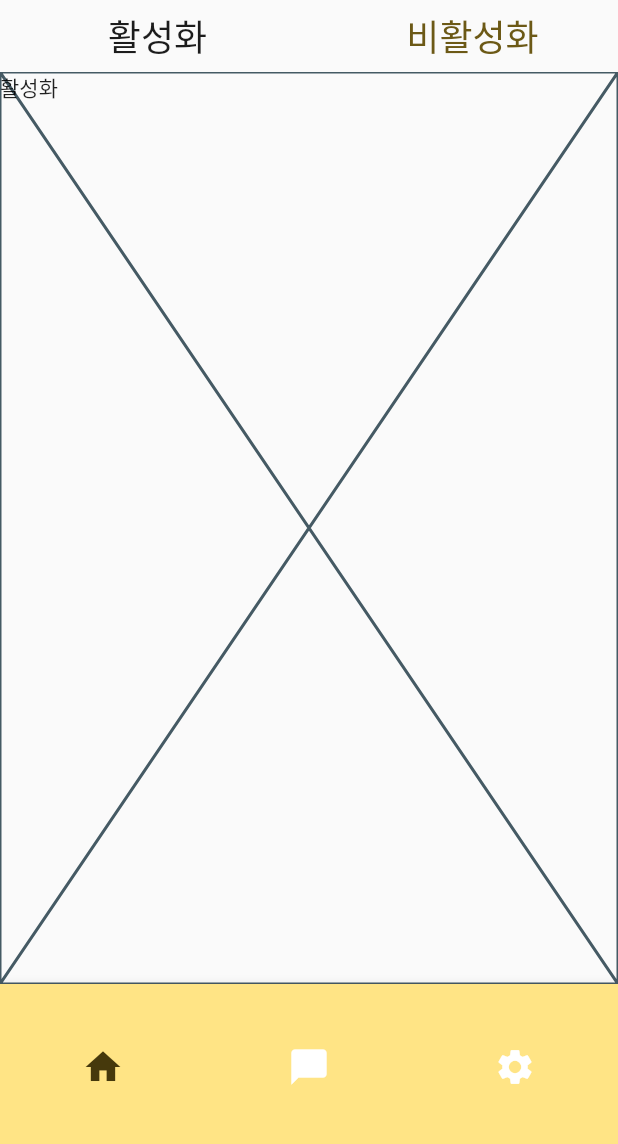
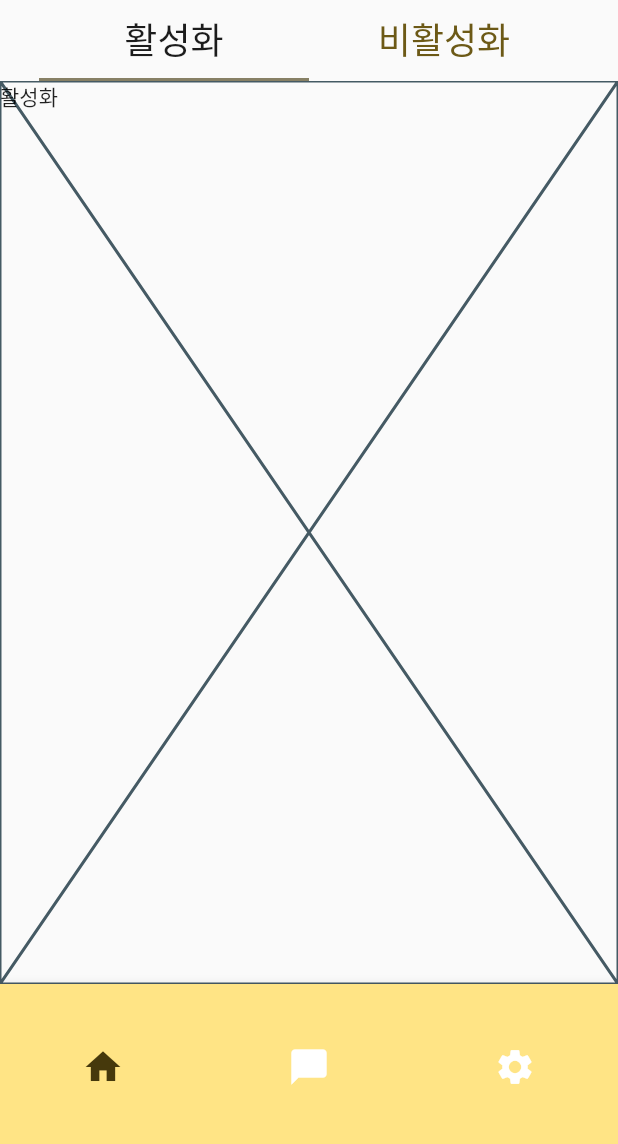
Before and after one commit to TEAM-LINRING/LINRING-FRONT, a Flutter app: the screen it shows after launch, after a tap on "활성화", on a phone screen of 412 x 824 dp, the part 84-1228 px from its top. Run offline on Flutter 3.47's test engine with Material 2 defaults, Android fonts, the phone set to English and light mode, and no system bars; Roboto replaces fonts that are missing (Pretendard).

Commit message:
refactor: `ToggleButtons`에서 `InkWell`로 코드 리팩토링
- `TagShowScreen` 구성 변경 (`ToggleButtons` --> `InkWell` 재사용)
- 디자인에 맞도록 `Color` 수치 조정

```diff
--- a/lib/screens/tag_show_screen.dart
+++ b/lib/screens/tag_show_screen.dart
@@ -2,66 +2,26 @@ import 'package:flutter/material.dart';
 
 final _controller = PageController(initialPage: 0);
 List<bool> _selected = [true, false];
-List<Color> _borderColors = [const Color(0xff1c1c1c), Colors.transparent];
 
 class TagShowScreen extends StatefulWidget {
-  const TagShowScreen({super.key});
+  const TagShowScreen({Key? key}) : super(key: key);
 
   @override
   State createState() => _TagShowScreenState();
 }
 
-class _TagShowScreenState extends State {
+class _TagShowScreenState extends State<TagShowScreen> {
   @override
   Widget build(BuildContext context) {
     return Column(
       mainAxisAlignment: MainAxisAlignment.center,
       children: [
         Center(
-          child: ToggleButtons(
-            onPressed: (int index) {
-              setState(() {
-                if (index == 1) {
-                  _controller.nextPage(
-                      duration: const Duration(milliseconds: 300),
-                      curve: Curves.easeInOut);
-                } else {
-                  _controller.previousPage(
-                      duration: const Duration(milliseconds: 300),
-                      curve: Curves.easeInOut);
-                }
-                for (int i = 0; i < _selected.length; i++) {
-                  _selected[i] = i == index;
-                }
-                // 선택된 Button의 border bottom 색상 변경
-                _updateBorderColors();
-              });
-            },
-            renderBorder: false,
-            fillColor: Colors.transparent,
-            color: const Color(0xff6c5916),
-            selectedColor: const Color(0xff1c1c1c),
-            borderColor: Colors.transparent,
-            isSelected: _selected,
-            children: const <Widget>[
-              SizedBox(
-                width: 210,
-                child: Center(
-                  child: Text(
-                    '활성화',
-                    style: TextStyle(fontSize: 24),
-                  ),
-                ),
-              ),
-              SizedBox(
-                width: 210,
-                child: Center(
-                  child: Text(
-                    '비활성화',
-                    style: TextStyle(fontSize: 24),
-                  ),
-                ),
-              ),
+          child: Row(
+            mainAxisAlignment: MainAxisAlignment.center,
+            children: [
+              _buildTabItem(0, '활성화'),
+              _buildTabItem(1, '비활성화'),
             ],
           ),
         ),
@@ -77,8 +37,6 @@ class _TagShowScreenState extends State {
                 for (int i = 0; i < _selected.length; i++) {
                   _selected[i] = i == index;
                 }
-                // Screen 변경 시, 하단 테두리 색상 변경
-                _updateBorderColors();
               });
             },
           ),
@@ -87,20 +45,57 @@ class _TagShowScreenState extends State {
     );
   }
 
-  void _updateBorderColors() {
-    // border bottom 색상 초기화
-    _borderColors = [Colors.transparent, Colors.transparent];
-    // 선택된 버튼에 border bottom 색상 부여
-    for (int i = 0; i < _selected.length; i++) {
-      if (_selected[i]) {
-        _borderColors[i] = const Color(0xff1c1c1c);
-      }
-    }
+  Widget _buildTabItem(int index, String label) {
+    return InkWell(
+      splashColor: Colors.transparent,
+      highlightColor: Colors.transparent,
+      onTap: () {
+        setState(() {
+          if (index == 1) {
+            _controller.nextPage(
+                duration: const Duration(milliseconds: 300),
+                curve: Curves.easeInOut);
+          } else {
+            _controller.previousPage(
+                duration: const Duration(milliseconds: 300),
+                curve: Curves.easeInOut);
+          }
+          for (int i = 0; i < _selected.length; i++) {
+            _selected[i] = i == index;
+          }
+        });
+      },
+      child: Container(
+        width: 180,
+        padding: const EdgeInsets.symmetric(horizontal: 16, vertical: 8),
+        decoration: BoxDecoration(
+          border: Border(
+            bottom: BorderSide(
+              color: _selected[index]
+                  ? const Color(0xff41350a).withOpacity(0.62)
+                  : Colors.transparent,
+              width: 2.0,
+            ),
+          ),
+        ),
+        child: Center(
+          child: Text(
+            label,
+            style: TextStyle(
+              fontSize: 24,
+              color: _selected[index]
+                  ? const Color(0xff1c1c1c)
+                  : const Color(0xff6c5916),
+            ),
+          ),
+        ),
+      ),
+    );
   }
 }
 
 class TagActive extends StatelessWidget {
-  const TagActive({super.key});
+  const TagActive({Key? key}) : super(key: key);
 
   @override
   Widget build(BuildContext context) {
@@ -111,7 +106,7 @@ class TagActive extends StatelessWidget {
 }
 
 class TagInactive extends StatelessWidget {
-  const TagInactive({super.key});
+  const TagInactive({Key? key}) : super(key: key);
 
   @override
   Widget build(BuildContext context) {
```
